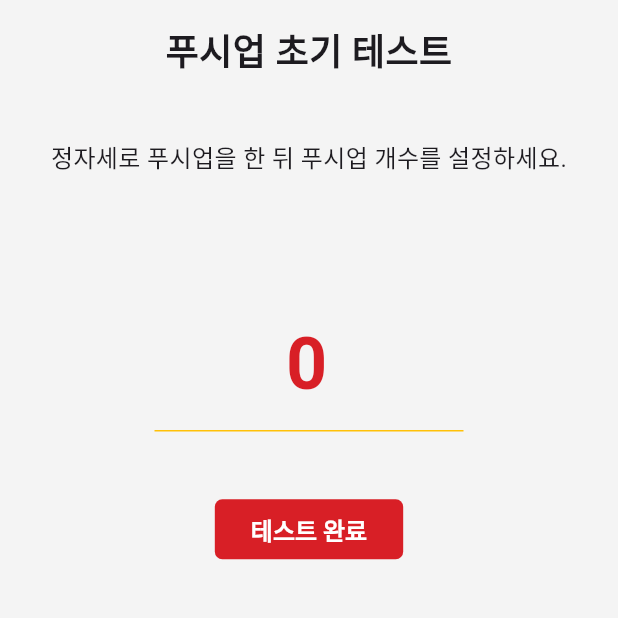
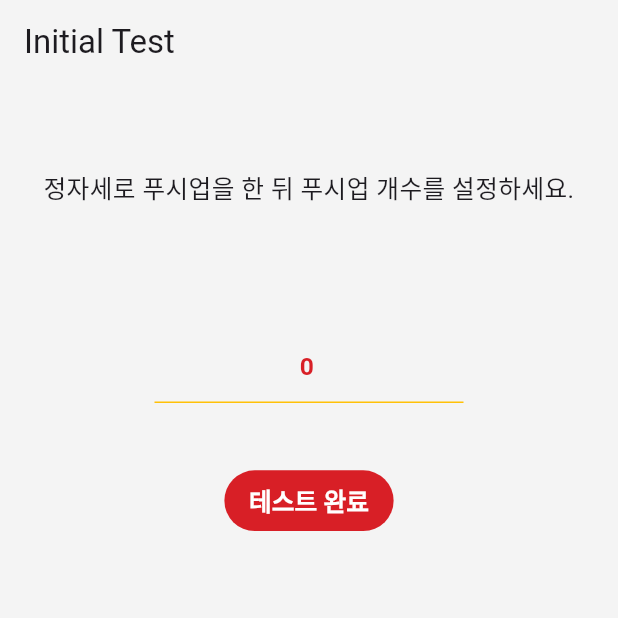
Before and after one commit to JYB0/push100, a Flutter app: the screen it shows after launch, on a phone screen of 412 x 824 dp, the top half of it. Run offline on Flutter 3.47's test engine with Material 3 defaults, Android fonts, the light colour scheme and no system bars; our stand-ins replace adaptive_dialog, flutter_local_notifications, google_fonts, shared_preferences, vibration.

Commit message:
dynamic_ui_apply

```diff
--- a/lib/main.dart
+++ b/lib/main.dart
@@ -56,6 +56,12 @@ class MyApp extends StatelessWidget {
 
   @override
   Widget build(BuildContext context) {
+    final screenWidth = MediaQuery.of(context).size.width;
+    // final screenHeight = MediaQuery.of(context).size.height;
+
+    double baseFontSize = 16.0;
+    double dynamicFontSize = baseFontSize * (screenWidth / 400);
+
     return MaterialApp(
       debugShowCheckedModeBanner: false,
       theme: ThemeData(
@@ -71,14 +77,16 @@ class MyApp extends StatelessWidget {
           style: ElevatedButton.styleFrom(
             backgroundColor: AppColors.redPrimary,
             foregroundColor: Colors.white,
-            textStyle: const TextStyle(
+            padding: EdgeInsets.symmetric(
+                vertical: dynamicFontSize * 0.5, horizontal: dynamicFontSize),
+            textStyle: TextStyle(
               inherit: true,
               fontWeight: FontWeight.bold,
-              fontSize: 16,
+              fontSize: dynamicFontSize,
             ),
             elevation: 0,
             shape:
-                RoundedRectangleBorder(borderRadius: BorderRadius.circular(5)),
+                RoundedRectangleBorder(borderRadius: BorderRadius.circular(24)),
           ),
         ),
       ),
--- a/lib/screens/home_screen.dart
+++ b/lib/screens/home_screen.dart
@@ -53,11 +53,13 @@ class HomeScreenState extends State<HomeScreen> {
         const SheetAction(
           label: '운동 시작',
           key: true,
+          isDestructiveAction: true,
         ),
       ],
     );
 
     if (result == true) {
+      if (!context.mounted) return;
       Navigator.push(
         context,
         MaterialPageRoute(
@@ -81,11 +83,13 @@ class HomeScreenState extends State<HomeScreen> {
         const SheetAction(
           label: '테스트 시작',
           key: true, // "테스트 시작"을 선택하면 true 반환
+          isDestructiveAction: true,
         ),
       ],
     );
 
     if (result == true) {
+      if (!context.mounted) return;
       Navigator.push(
         context,
         MaterialPageRoute(
--- a/lib/screens/initial_test_screen.dart
+++ b/lib/screens/initial_test_screen.dart
@@ -41,34 +41,40 @@ class InitialTestScreenState extends State<InitialTestScreen> {
 
   @override
   Widget build(BuildContext context) {
-    const textStyle = TextStyle(
-      fontSize: 48,
+    final screenWidth = MediaQuery.of(context).size.width;
+    final screenHeight = MediaQuery.of(context).size.height;
+
+    double baseFontSize = 16.0;
+    double dynamicFontSize = baseFontSize * (screenWidth / 400);
+
+    final textStyle = TextStyle(
+      fontSize: dynamicFontSize,
       fontWeight: FontWeight.bold,
       color: AppColors.redPrimary,
     );
-
-    final screenWidth = MediaQuery.of(context).size.width;
-    final screenHeight = MediaQuery.of(context).size.height;
 
     return GestureDetector(
       onTap: _dismissKeyboard,
       child: Scaffold(
         resizeToAvoidBottomInset: false,
+        appBar: AppBar(
+          title: const Text("Initial Test"),
+        ),
         body: Center(
           child: Padding(
             padding: const EdgeInsets.all(16.0),
             child: Column(
               // mainAxisAlignment: MainAxisAlignment.center,
               children: [
-                const Text(
-                  "푸시업 초기 테스트",
-                  style: TextStyle(fontSize: 24, fontWeight: FontWeight.bold),
-                ),
+                // const Text(
+                //   "푸시업 초기 테스트",
+                //   style: TextStyle(fontSize: 24, fontWeight: FontWeight.bold),
+                // ),
                 SizedBox(height: screenHeight * 0.05),
-                const Text(
+                Text(
                   "정자세로 푸시업을 한 뒤 푸시업 개수를 설정하세요.",
                   textAlign: TextAlign.center,
-                  style: TextStyle(fontSize: 16),
+                  style: TextStyle(fontSize: dynamicFontSize),
                 ),
                 SizedBox(height: screenHeight * 0.1),
                 SizedBox(
```
Also changed, not shown: lib/screens/test_screen.dart (+11 -7 lines), lib/screens/workout_history_screen.dart (+25 -9 lines), lib/screens/workout_screen.dart (+15 -4 lines).
